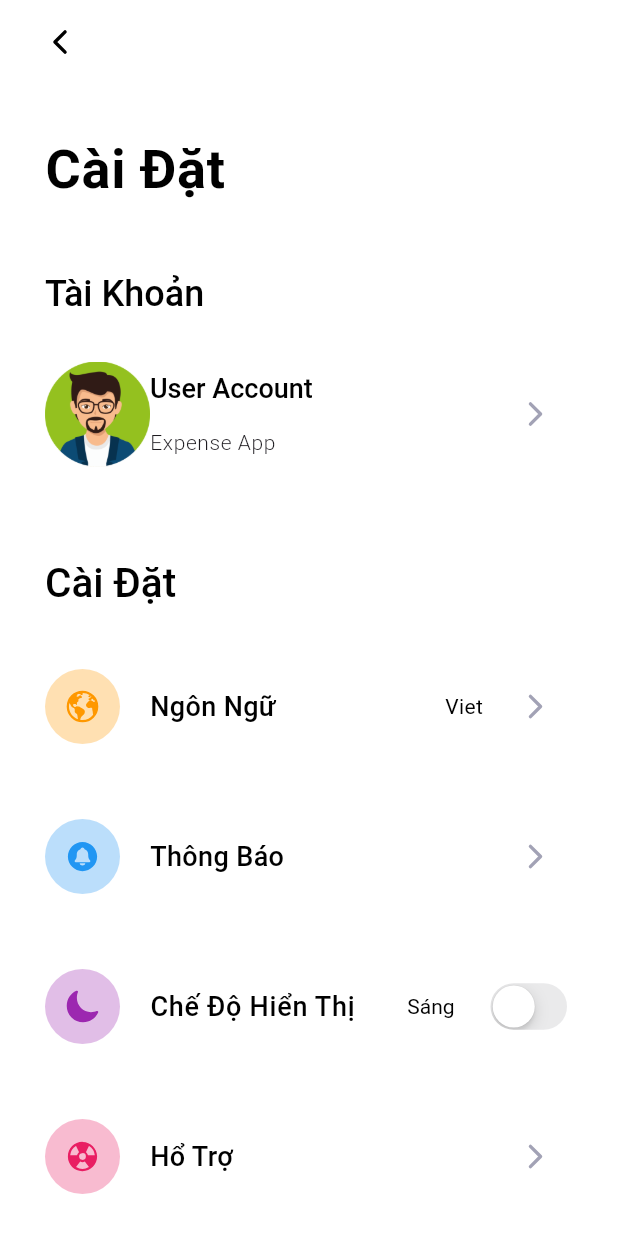
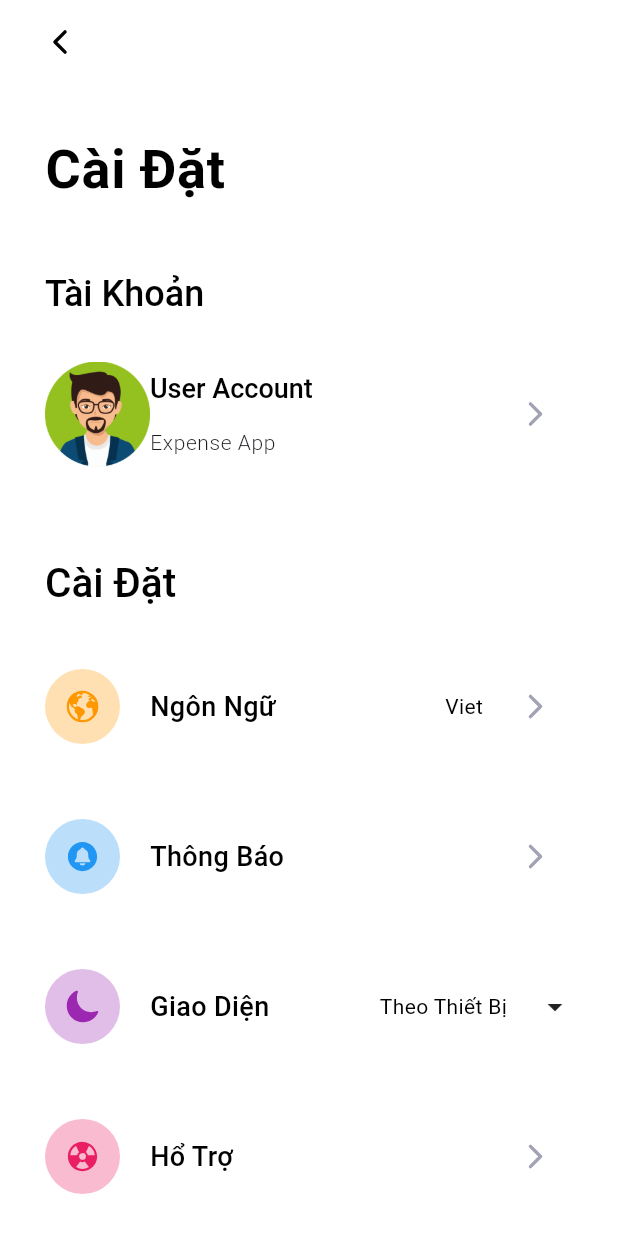
Before and after one commit to nchanbora0204/expanse_app, a Flutter app: the AccountSettingPage screen opened by its route, on a phone screen of 412 x 824 dp. Shown: the top 1233 px of the screen. Run offline on Flutter 3.47's test engine with Material 3 defaults, Android fonts, the phone set to English and light mode, and no system bars; our stand-ins replace ionicons, shared_preferences; accounts and stored records are empty.

Commit message:
update DarkTheme 9/9/24 Part2

```diff
--- a/lib/view/setting_page/account_setting_page.dart
+++ b/lib/view/setting_page/account_setting_page.dart
@@ -1,6 +1,3 @@
-import 'dart:convert';
-
-import 'package:flutter/cupertino.dart';
 import 'package:flutter/material.dart';
 import 'package:ionicons/ionicons.dart';
 import 'package:money_lover/view/setting_page/edit_screen.dart';
@@ -9,8 +6,6 @@ import 'package:money_lover/view/setting_page/setting_item.dart';
 import 'package:money_lover/view/setting_page/setting_switch.dart';
 import 'package:money_lover/view/theme_provider/theme_provider.dart';
 import 'package:provider/provider.dart';
-
-import '../../common/color_extension.dart';
 
 class AccountSettingPage extends StatefulWidget {
   const AccountSettingPage({super.key});
@@ -23,7 +18,7 @@ class _AccountSettingPageState extends State<AccountSettingPage> {
   @override
   Widget build(BuildContext context) {
     final themeProvider = Provider.of<ThemeProvider>(context);
-    final isDarkMode = themeProvider.curThemeMode == ThemeMode.dark;
+    final currentMode = themeProvider.curThemeMode;
 
     final theme = Theme.of(context);
 
@@ -52,9 +47,7 @@ class _AccountSettingPageState extends State<AccountSettingPage> {
                   fontSize: 36,
                 ),
               ),
-              const SizedBox(
-                height: 40,
-              ),
+              const SizedBox(height: 40),
               Text(
                 "Tài Khoản",
                 style: theme.textTheme.headlineMedium?.copyWith(
@@ -62,9 +55,7 @@ class _AccountSettingPageState extends State<AccountSettingPage> {
                   fontWeight: FontWeight.w500,
                 ),
               ),
-              const SizedBox(
-                height: 30,
-              ),
+              const SizedBox(height: 30),
               SizedBox(
                 width: double.infinity,
                 child: Row(
@@ -74,9 +65,7 @@ class _AccountSettingPageState extends State<AccountSettingPage> {
                       width: 70,
                       height: 70,
                     ),
-                    SizedBox(
-                      height: 20,
-                    ),
+                    const SizedBox(height: 20),
                     Column(
                       crossAxisAlignment: CrossAxisAlignment.start,
                       children: [
@@ -87,17 +76,14 @@ class _AccountSettingPageState extends State<AccountSettingPage> {
                             fontWeight: FontWeight.w500,
                           ),
                         ),
-                        const SizedBox(
-                          height: 15,
-                        ),
+                        const SizedBox(height: 15),
                         Text(
                           "Expense App",
                           style: theme.textTheme.bodySmall?.copyWith(
                             fontWeight: FontWeight.w300,
                             fontSize: 14,
-
                           ),
-                        )
+                        ),
                       ],
                     ),
                     const Spacer(),
@@ -114,9 +100,7 @@ class _AccountSettingPageState extends State<AccountSettingPage> {
                   ],
                 ),
               ),
-              const SizedBox(
-                height: 60,
-              ),
+              const SizedBox(height: 60),
               Text(
                 "Cài Đặt",
                 style: theme.textTheme.headlineMedium?.copyWith(
@@ -124,9 +108,7 @@ class _AccountSettingPageState extends State<AccountSettingPage> {
                   fontWeight: FontWeight.w500,
                 ),
               ),
-              const SizedBox(
-                height: 40,
-              ),
+              const SizedBox(height: 40),
               SettingItem(
                 title: "Ngôn Ngữ",
                 icon: Ionicons.earth,
@@ -135,9 +117,7 @@ class _AccountSettingPageState extends State<AccountSettingPage> {
                 value: "Viet",
                 onTap: () {},
               ),
-              const SizedBox(
-                height: 50,
-              ),
+              const SizedBox(height: 50),
               SettingItem(
                 title: "Thông Báo ",
                 icon: Ionicons.notifications_circle,
@@ -145,25 +125,21 @@ class _AccountSettingPageState extends State<AccountSettingPage> {
                 iconColor: Colors.blue,
                 onTap: () {},
               ),
-              const SizedBox(
-                height: 50,
-              ),
+              const SizedBox(height: 50),
               SettingSwitch(
-                title: "Chế Độ Hiển Thị",
+                title: "Giao Diện",
                 icon: Ionicons.moon,
                 bgColor: Colors.purple.shade100,
                 iconColor: Colors.purple,
-                value: isDarkMode,
-                onTap: (value) {
-                  // setState(() {
-                  //   isDarkMode = value;
-                  // });
-                  themeProvider.toggleTheme(value);
+                currentMode: currentMode,
+                onModeChange: (mode) {
+                  themeProvider.setThemeMode(mode);
+                },
+                onSystemModeTap: () {
+                  themeProvider.setThemeMode(ThemeMode.system);
                 },
               ),
-              const SizedBox(
-                height: 50,
-              ),
+              const SizedBox(height: 50),
               SettingItem(
                 title: "Hổ Trợ",
                 icon: Ionicons.nuclear,
--- a/lib/view/setting_page/setting_item.dart
+++ b/lib/view/setting_page/setting_item.dart
@@ -11,6 +11,7 @@ class SettingItem extends StatelessWidget {
   final IconData icon;
   final Function() onTap;
   final String? value;
+
 
   const SettingItem({
     super.key,
--- a/lib/view/setting_page/setting_switch.dart
+++ b/lib/view/setting_page/setting_switch.dart
@@ -1,17 +1,14 @@
 import 'package:flutter/cupertino.dart';
 import 'package:flutter/material.dart';
-
-import '../../common/color_extension.dart';
-import 'forward_button.dart';
 
 class SettingSwitch extends StatelessWidget {
   final String title;
   final Color bgColor;
   final Color iconColor;
   final IconData icon;
-  final bool value;
-
-  final Function(bool value) onTap;
+  final ThemeMode currentMode; // Thay đổi từ bool thành ThemeMode
+  final Function(ThemeMode mode) onModeChange; // Thay đổi từ bool thành ThemeMode
+  final VoidCallback onSystemModeTap;
 
   const SettingSwitch({
     super.key,
@@ -19,16 +16,19 @@ class SettingSwitch extends StatelessWidget {
     required this.bgColor,
     required this.iconColor,
     required this.icon,
-    required this.onTap,
-    required this.value,
+    required this.currentMode,
+    required this.onModeChange,
+    required this.onSystemModeTap,
   });
 
   @override
   Widget build(BuildContext context) {
-    final textTheme = Theme.of(context).textTheme;
     return SizedBox(
       width: double.infinity,
-      child: Row(
+      child: Column(
+        crossAxisAlignment: CrossAxisAlignment.start,
+        children: [
+          Row(
             children: [
               Container(
                 height: 50,
@@ -42,30 +42,67 @@ class SettingSwitch extends StatelessWidget {
                   color: iconColor,
                 ),
               ),
-          const SizedBox(
-            width: 20,
-          ),
-          Text(
+              const SizedBox(width: 20),
+              Expanded(
+                child: Text(
                   title,
-            style: textTheme.bodyLarge?.copyWith(
+                  style: TextStyle(
                     fontWeight: FontWeight.w500,
                     fontSize: 18,
+                    color: Theme.of(context).textTheme.bodyLarge?.color,
                   ),
                 ),
-          const Spacer(),
+              ),
+              PopupMenuButton<ThemeMode>(
+                onSelected: onModeChange,
+                itemBuilder: (context) => [
+                  PopupMenuItem(
+                    value: ThemeMode.light,
+                    child: Text("Sáng"),
+                  ),
+                  PopupMenuItem(
+                    value: ThemeMode.dark,
+                    child: Text("Tối"),
+                  ),
+                  PopupMenuItem(
+                    value: ThemeMode.system,
+                    child: Text("Theo Thiết Bị"),
+                  ),
+                ],
+                child: Row(
+                  children: [
                     Text(
-            value ? "Tối" : "Sáng",
-            style: textTheme.headlineMedium?.copyWith(
+                      _getModeText(currentMode),
+                      style: TextStyle(
                         fontSize: 14,
+                        color: Theme.of(context).textTheme.bodyMedium?.color,
                       ),
                     ),
-          const SizedBox(
-            width: 20,
+                    const SizedBox(width: 20),
+                    Icon(
+                      Icons.arrow_drop_down,
+                      color: Theme.of(context).iconTheme.color,
                     ),
-          CupertinoSwitch(value: value, onChanged: onTap)
+                  ],
+                ),
+              ),
+            ],
+          ),
         ],
       ),
     );
-    ;
+  }
+
+  String _getModeText(ThemeMode mode) {
+    switch (mode) {
+      case ThemeMode.dark:
+        return "Tối";
+      case ThemeMode.light:
+        return "Sáng";
+      case ThemeMode.system:
+        return "Theo Thiết Bị";
+      default:
+        return "Mặc định";
     }
   }
+}
```
Also changed, not shown: lib/view/theme_provider/theme_provider.dart (+42 -10 lines). Lines whose indentation alone changed are shown as unchanged.
